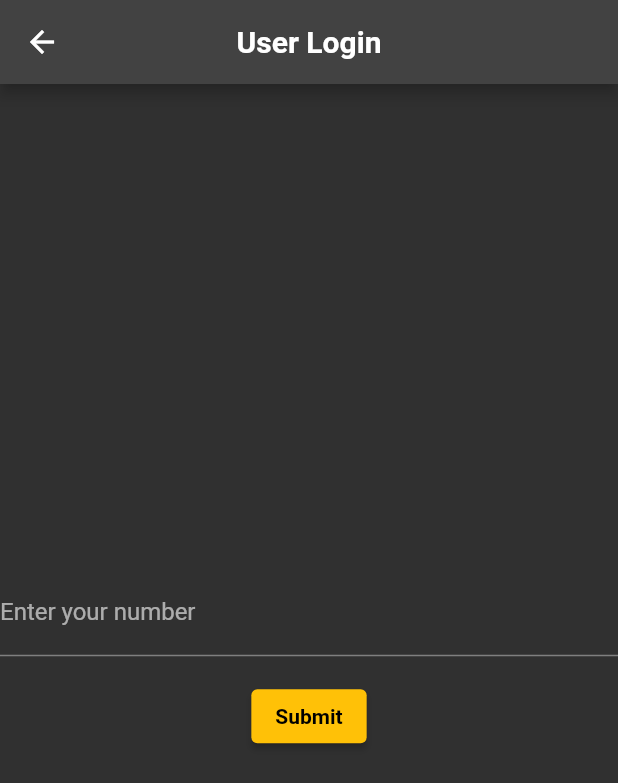
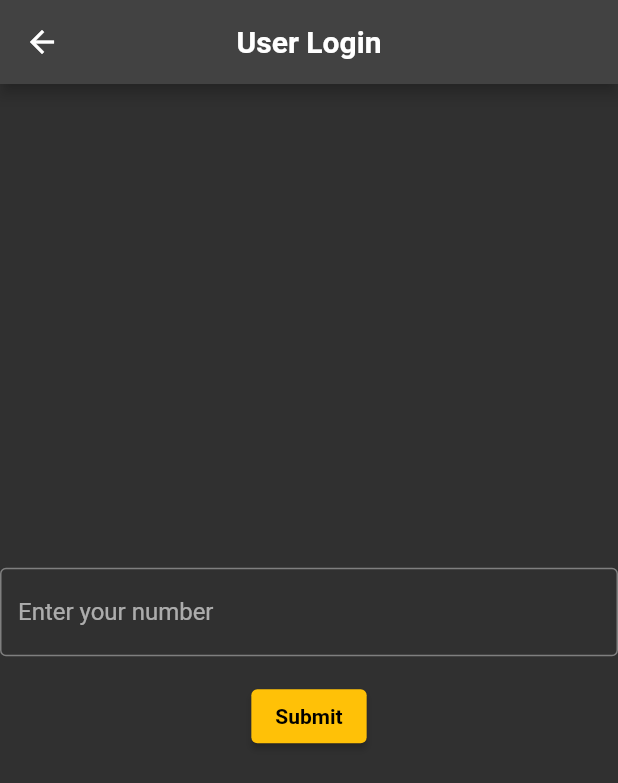
Before and after one commit to nayaksomkar/PearlEnergy, a Flutter app: the screen it shows after launch, after a tap on "User Login", on a phone screen of 412 x 824 dp. Shown: the top 783 px of the screen. Run offline on Flutter 3.47's test engine with Material 2 defaults, Android fonts, the light colour scheme and no system bars.

Commit message:
modified:   lib/pages/login/userlogin.dart

```diff
--- a/lib/pages/login/userlogin.dart
+++ b/lib/pages/login/userlogin.dart
@@ -21,7 +21,8 @@ class UserLoginPage extends StatelessWidget {
           crossAxisAlignment: CrossAxisAlignment.center,
           children: [
             TextField(
-              decoration: const InputDecoration(labelText: "Enter your number"),
+              decoration: const InputDecoration(
+                  hintText: "Enter your number", border: OutlineInputBorder()),
               keyboardType: TextInputType.number,
               inputFormatters: <TextInputFormatter>[
                 FilteringTextInputFormatter.digitsOnly
```
